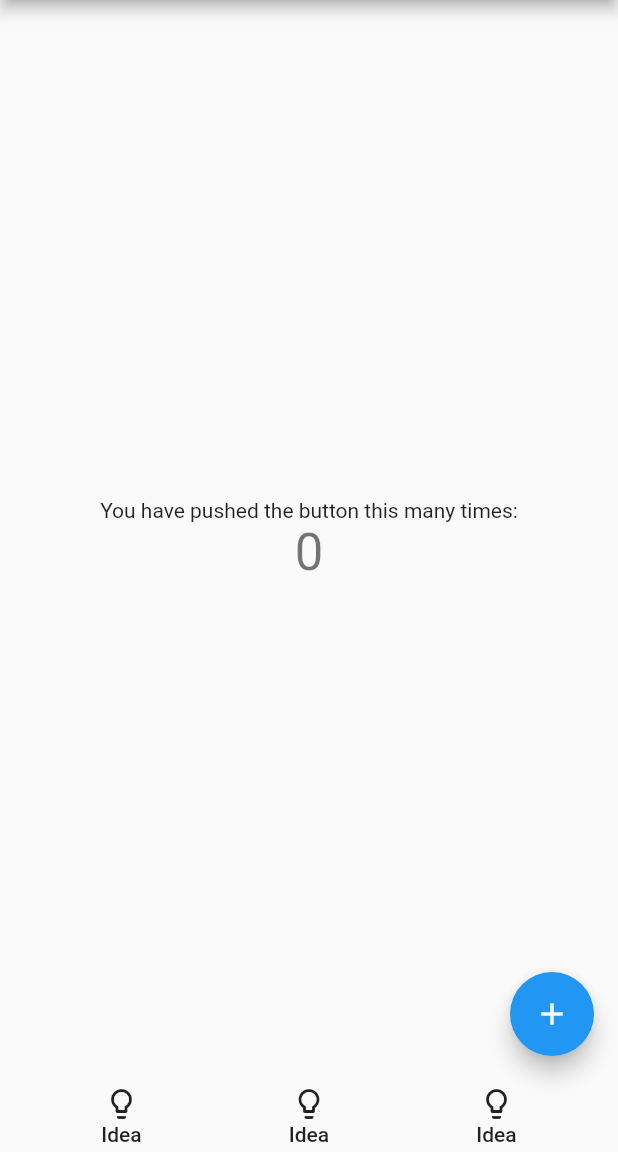
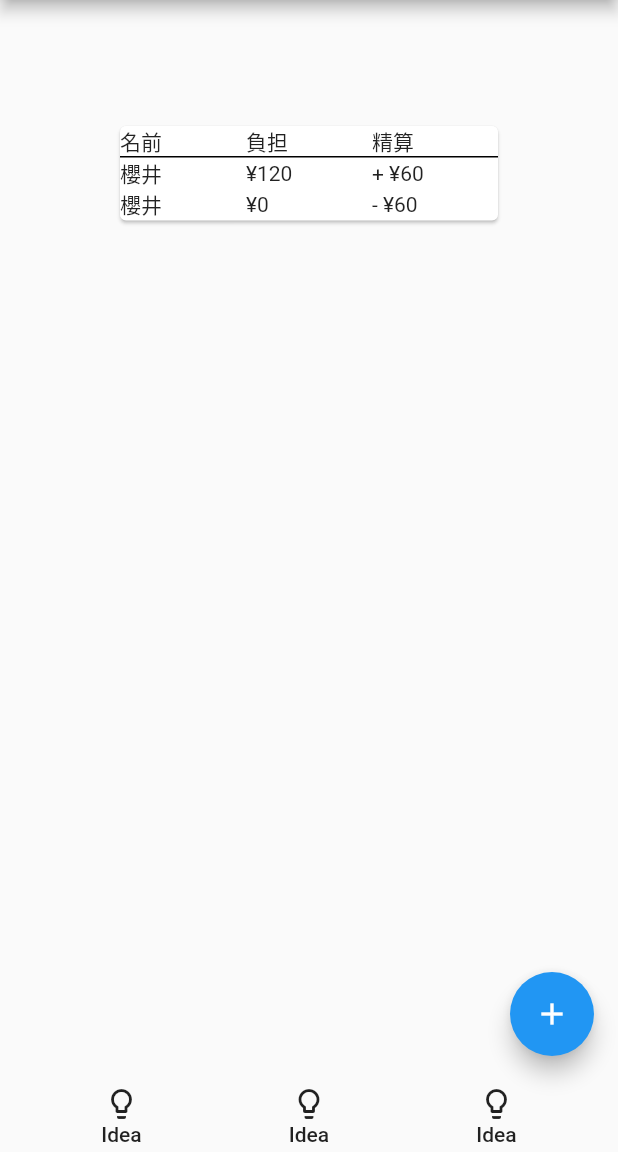
Before and after one commit to shibadog39/refactor-room-sharing-flutter, a Flutter app: the screen it shows after launch, on a phone screen of 412 x 824 dp, the part 84-1236 px from its top. Run offline on Flutter 3.47's test engine with Material 2 defaults, Android fonts, the phone set to English and light mode, and no system bars.

Commit message:
精算テーブルの表示を進めた ・cardの使用 ・tableの使用 ・container等の復習

```diff
--- a/lib/main.dart
+++ b/lib/main.dart
@@ -6,34 +6,7 @@ class MyApp extends StatelessWidget {
   // This widget is the root of your application.
   @override
   Widget build(BuildContext context) {
-    return MaterialApp(
-      title: 'Flutter Demo',
-      theme: ThemeData(
-        primarySwatch: Colors.blue,
-      ),
-      home: Scaffold(
-        appBar: AppBar(
-          title: Text('Refactor Room Sharing'),
-        ),
-        body: Center(
-          child: Column(
-            mainAxisAlignment: MainAxisAlignment.center,
-            children: <Widget>[
-              Text(
-                'You have pushed the button this many times:',
-              ),
-              Text(
-                '0',
-                style: Theme.of(context).textTheme.display1,
-              ),
-            ],
-          ),
-        ),
-        floatingActionButton: FloatingActionButton(
-          tooltip: 'Increment',
-          child: Icon(Icons.add),
-        ),
-        bottomNavigationBar: new Container(
+    final bottomButtons = new Container(
       child: Row(
         mainAxisAlignment: MainAxisAlignment.spaceEvenly,
         children: <Widget>[
@@ -69,7 +42,70 @@ class MyApp extends StatelessWidget {
           ),
         ],
       ),
+    );
+
+    final results = Container(
+        padding: EdgeInsets.all(20),
+        child: Card(
+          child: Table(
+            defaultVerticalAlignment: TableCellVerticalAlignment.middle,
+            children: [
+              TableRow(
+                  decoration: new BoxDecoration(
+                      border: new Border(
+                          bottom: BorderSide(
+                              width: 1.0, color: Color(0xFFFF000000)))),
+                  children: [
+                    Text('名前'),
+                    Text('負担'),
+                    Text('精算'),
+                  ]),
+              TableRow(children: [
+                Text('櫻井'),
+                Text('¥120'),
+                Text('+ ¥60'),
+              ]),
+              TableRow(children: [
+                Text('櫻井'),
+                Text('¥0'),
+                Text('- ¥60'),
+              ]),
+            ],
           ),
+        ));
+
+    return MaterialApp(
+      title: 'Flutter Demo',
+      theme: ThemeData(
+        primarySwatch: Colors.blue,
+      ),
+      home: Scaffold(
+        appBar: AppBar(
+          title: Text('Refactor Room Sharing'),
+        ),
+        body: Center(
+            child: Container(
+          height: 600,
+          child: Row(
+            crossAxisAlignment: CrossAxisAlignment.start,
+            mainAxisAlignment: MainAxisAlignment.center,
+            children: [
+              Container(
+                width: 300,
+                child: Container(
+                  child: Column(
+                    children: [results],
+                  ),
+                ),
+              ),
+            ],
+          ),
+        )),
+        floatingActionButton: FloatingActionButton(
+          tooltip: 'Increment',
+          child: Icon(Icons.add),
+        ),
+        bottomNavigationBar: bottomButtons,
       ),
     );
   }
```
Lines whose indentation alone changed are shown as unchanged.
